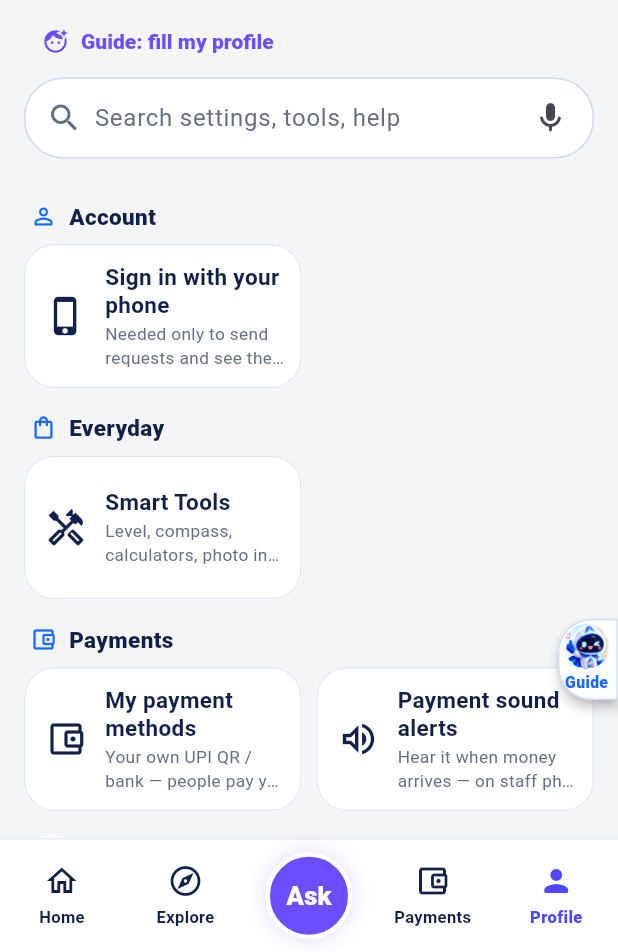
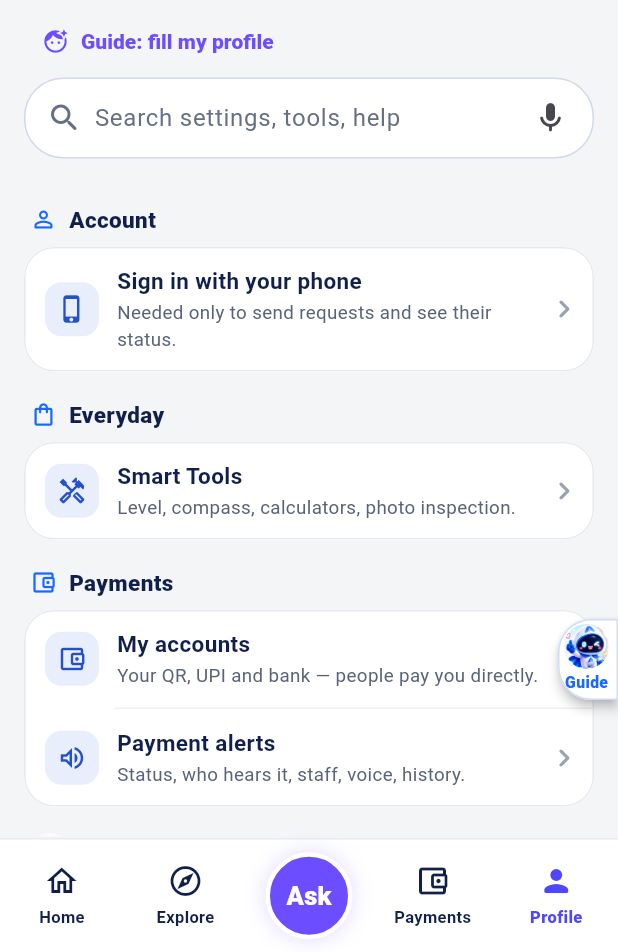
Before and after one commit to podx-bot/askodox, a Flutter app: the ProfileScreen screen opened by its route, on a phone screen of 412 x 824 dp, the part 284-1236 px from its top. Run offline on Flutter 3.47's test engine with Material 3 defaults, Android fonts, the phone set to English and light mode, and no system bars; our stand-ins replace file_picker, firebase_auth, firebase_core, firebase_messaging, flutter_blue_plus, flutter_map and 12 more; missing offline and left inert: firebase_app_installations, firebase_in_app_messaging, webview_flutter_android, zxing_lib; accounts and stored records are empty.

Commit message:
Pages in a flow: alert menu with one page per part; Profile as headed lists
- Payment alerts: the shop page is a short menu (setup prompt, then headed groups
  1 This phone / 2 Who hears it / 3 Settings / 4 History); each row opens its own page
  (/me/payment-alerts/:id/:view = status | who | staff | voice | bank | history). Only the
  menu page polls and speaks other phones' alerts.
- AskodoxNavSection (Profile, My Business, Plans, KYC, Radio): a heading + one card of
  full-width rows (icon, title, what opens, Guide, chevron) instead of the tile grid.
- Profile payment rows renamed My accounts / Payment alerts; help + tests updated.

Co-Authored-By: Claude Opus 5.5 <noreply@anthropic.com>
Claude-Session: https://claude.ai/code/session_01Cw1qeJ9NvXhm93ozgp2Txt

```diff
--- a/lib/features/guide/screen_help.dart
+++ b/lib/features/guide/screen_help.dart
@@ -291,22 +291,22 @@ const askodoxScreenHelp = <String, AskodoxScreenHelp>{
     'సిబ్బంది, ఎవరు వింటారు, వాయిస్, హిస్టరీ — అన్నీ షాప్ అలర్ట్ పేజీలోనే.',
   ]),
   '/me/payment-alerts/:id': _H('Payment alerts', 'పేమెంట్ అలర్ట్స్', [
-    'Status & tests: switch alerts on and press "Speaker test".',
-    'Who hears it: choose the people, add staff by mobile number and tick the roles that hear payments.',
-    'Voice & quiet time sets language, voice, speed, volume and night silence. "Payment history" opens the full list.',
+    'Do the setup card at the top first, one step at a time.',
+    'Each row opens its own page: 1 This phone, 2 Who hears it, 3 Settings, 4 History.',
+    'Big amounts: always check your bank app — a notification is not a bank confirmation.',
   ], [
-    'స్థితి & టెస్ట్: అలర్ట్స్ ఆన్ చేసి "స్పీకర్ టెస్ట్" నొక్కండి.',
-    'ఎవరు వింటారు: వినాల్సిన వారిని ఎంచుకోండి, మొబైల్ నంబర్‌తో సిబ్బందిని జోడించి, వినాల్సిన పాత్రలను టిక్ చేయండి.',
-    'వాయిస్ & సమయం లో భాష, గొంతు, వేగం, వాల్యూమ్, రాత్రి నిశ్శబ్దం. "పేమెంట్ హిస్టరీ" పూర్తి జాబితా తెరుస్తుంది.',
+    'ముందు పైన ఉన్న సెటప్ కార్డ్ ఒక్కో అడుగు పూర్తి చేయండి.',
+    'ప్రతి వరుస దాని పేజీ తెరుస్తుంది: 1 ఈ ఫోన్, 2 ఎవరు వింటారు, 3 సెట్టింగ్స్, 4 హిస్టరీ.',
+    'పెద్ద మొత్తాలు ఎప్పుడూ బ్యాంక్ యాప్‌లో చూసుకోండి — నోటిఫికేషన్ అంటే బ్యాంక్ నిర్ధారణ కాదు.',
   ]),
-  '/me/payment-alerts/:id/history': _H('Payment history', 'పేమెంట్ హిస్టరీ', [
-    'Every payment notification this shop\'s phones heard, newest first.',
-    'Search by amount, app or reference; the chips filter unverified, duplicates and bank-verified.',
-    'A notification is not a bank confirmation — check big amounts in your bank app. The share button copies the list.',
+  '/me/payment-alerts/:id/:view': _H('Payment alerts — one part', 'పేమెంట్ అలర్ట్స్ — ఒక భాగం', [
+    'This page is one part of Payment alerts; the back arrow returns to the list of parts.',
+    'Status & tests switches alerts on and tests the speaker; Who hears it and Staff choose the people.',
+    'Voice & quiet time sets the voice; Payment history lists every alert — a notification is not a bank confirmation.',
   ], [
-    'ఈ షాప్ ఫోన్లు విన్న ప్రతి పేమెంట్ నోటిఫికేషన్, కొత్తది ముందు.',
-    'మొత్తం, యాప్ లేదా రిఫరెన్స్‌తో వెతకండి; చిప్స్‌తో నిర్ధారించనివి, డూప్లికేట్, నిర్ధారించినవి వేరు చేయండి.',
-    'నోటిఫికేషన్ అంటే బ్యాంక్ నిర్ధారణ కాదు — పెద్ద మొత్తాలు బ్యాంక్ యాప్‌లో చూసుకోండి. షేర్ బటన్ జాబితాను కాపీ చేస్తుంది.',
+    'ఈ పేజీ పేమెంట్ అలర్ట్స్‌లో ఒక భాగం; వెనక బాణం భాగాల జాబితాకు తీసుకెళ్తుంది.',
+    'స్థితి & టెస్ట్ లో అలర్ట్స్ ఆన్ చేసి స్పీకర్ టెస్ట్ చేయండి; ఎవరు వింటారు, సిబ్బంది లో మనుషులను ఎంచుకోండి.',
+    'వాయిస్ & నిశ్శబ్ద సమయం లో గొంతు; పేమెంట్ హిస్టరీ లో అన్ని అలర్ట్స్ — నోటిఫికేషన్ అంటే బ్యాంక్ నిర్ధారణ కాదు.',
   ]),
   '/pos/:id/payment-alerts': _H('Payment voice alerts', 'పేమెంట్ వాయిస్ అలర్ట్స్', [
     'Turn on alerts for the shop, then "Turn on" notification access and switch ASKODOX on in Android settings.',
--- a/lib/features/profile/presentation/profile_screen.dart
+++ b/lib/features/profile/presentation/profile_screen.dart
@@ -311,13 +311,13 @@ class _ProfileScreenState extends ConsumerState<ProfileScreen> {
             title: t('Payments', 'పేమెంట్స్'),
             icon: Icons.account_balance_wallet_outlined,
             children: [
-              row('profile-payment-methods', 'me', Icons.account_balance_wallet_outlined, 'My payment methods',
-                  'నా పేమెంట్ పద్ధతులు', 'Your own UPI QR / bank — people pay you directly.',
-                  'మీ UPI QR / బ్యాంక్ — నేరుగా మీకే కడతారు.', () => context.push('/me/payment-methods'),
+              row('profile-payment-methods', 'me', Icons.account_balance_wallet_outlined, 'My accounts',
+                  'నా ఖాతాలు', 'Your QR, UPI and bank — people pay you directly.',
+                  'మీ QR, UPI, బ్యాంక్ — నేరుగా మీకే కడతారు.', () => context.push('/me/payment-methods'),
                   words: ['upi', 'qr', 'bank', 'payment', 'phonepe', 'gpay', 'paytm', 'పేమెంట్', 'బ్యాంక్']),
-              row('profile-payment-alerts', 'me', Icons.volume_up_outlined, 'Payment sound alerts',
-                  'పేమెంట్ సౌండ్ అలర్ట్', 'Hear it when money arrives — on staff phones too.',
-                  'డబ్బు పడగానే వినిపిస్తుంది — సిబ్బంది ఫోన్‌లలో కూడా.', () => context.push('/me/payment-alerts'),
+              row('profile-payment-alerts', 'me', Icons.volume_up_outlined, 'Payment alerts',
+                  'పేమెంట్ అలర్ట్స్', 'Status, who hears it, staff, voice, history.',
+                  'స్థితి, ఎవరు వింటారు, సిబ్బంది, వాయిస్, హిస్టరీ.', () => context.push('/me/payment-alerts'),
                   words: ['alert', 'sound', 'soundbox', 'staff', 'అలర్ట్', 'సౌండ్', 'సిబ్బంది']),
             ]),
       // Personal Finance: the Personal Tax Assistant (existing /intel/* screens) + the person's money records.
--- a/lib/shared/widgets/navigator_section.dart
+++ b/lib/shared/widgets/navigator_section.dart
@@ -8,11 +8,10 @@ import 'askodox_mascot.dart';
 /// Business, Listings and every nested page -- a small heading with an icon,
 /// then one rounded card of rows (no card per row, no tall empty gaps).
 ///
-/// Every [AskodoxNavRow] without a trailing control is drawn as a tile of the
-/// shared POS-dashboard look (2 columns, 3 on wide screens: icon + bold title +
-/// one line); any other child (switches, chips, rows with a value) stays a
-/// full-width list above the tiles. [grid] is kept for callers; both modes now
-/// draw the same tiles.
+/// Redesign 2026-11-13 (owner: "a heading, and what each tap opens must be clear"): every
+/// section is a heading + ONE white card of full-width rows -- icon, title, a line saying what
+/// opens, the row's Guide button and a chevron. The old 2-column tile grid is gone; [grid] is kept
+/// only so callers compile.
 class AskodoxNavSection extends StatelessWidget {
   const AskodoxNavSection(
       {super.key, required this.title, required this.icon, required this.children, this.grid = false, this.mascot});
@@ -32,85 +31,90 @@ class AskodoxNavSection extends StatelessWidget {
   Widget build(BuildContext context) {
     final rows = [for (final c in children) if (c is! SizedBox || c.child != null) c];
     if (rows.isEmpty) return const SizedBox.shrink();
-    if (grid || rows.any((r) => r is AskodoxNavRow && r.trailing == null)) return _gridSection(rows);
     return Padding(
-      padding: const EdgeInsets.only(top: 14),
-      child: Column(crossAxisAlignment: CrossAxisAlignment.start, children: [
+      padding: const EdgeInsets.only(top: 18),
+      child: Column(crossAxisAlignment: CrossAxisAlignment.stretch, children: [
         Padding(
-          padding: const EdgeInsets.fromLTRB(4, 0, 4, 6),
+          padding: const EdgeInsets.fromLTRB(4, 0, 4, 8),
           child: Row(children: [
-            Icon(icon, size: 18, color: accent),
+            if (mascot != null) AskodoxMascot(role: mascot!, size: 26) else Icon(icon, size: 18, color: accent),
             const SizedBox(width: 8),
-            Text(title, style: const TextStyle(color: ink, fontSize: 15, fontWeight: FontWeight.w900)),
+            Expanded(
+              child: Text(title, style: const TextStyle(color: ink, fontSize: 15, fontWeight: FontWeight.w900)),
+            ),
           ]),
         ),
-        DecoratedBox(
-          decoration: BoxDecoration(
+        Material(
           color: Colors.white,
-            borderRadius: BorderRadius.circular(16),
-            border: Border.all(color: const Color(0xFFE3E9F3)),
+          clipBehavior: Clip.antiAlias,
+          shape: RoundedRectangleBorder(
+            borderRadius: BorderRadius.circular(20),
+            side: const BorderSide(color: Color(0xFFE6E9EF)),
           ),
-          child: ClipRRect(
-            borderRadius: BorderRadius.circular(16),
-            child: Material(
-              type: MaterialType.transparency,
           child: Column(children: [
             for (final (i, row) in rows.indexed) ...[
-                  if (i > 0) const Divider(height: 1, indent: 52, color: Color(0xFFEEF2F7)),
-                  row,
+              if (i > 0) const Divider(height: 1, indent: 60, color: Color(0xFFEEF0F4)),
+              if (row is AskodoxNavRow && row.trailing == null) AskodoxNavListRow(row: row) else row,
             ],
           ]),
-            ),
-          ),
         ),
       ]),
     );
   }
 }
 
-extension on AskodoxNavSection {
-  Widget _gridSection(List<Widget> rows) {
-    final tiles = [for (final r in rows) if (r is AskodoxNavRow && r.trailing == null) r];
-    final others = [for (final r in rows) if (r is! AskodoxNavRow || r.trailing != null) r];
-    return Padding(
-      padding: const EdgeInsets.only(top: 16),
-      child: Column(crossAxisAlignment: CrossAxisAlignment.stretch, children: [
+/// A [AskodoxNavRow] drawn as a full-width row: icon, bold title, what opens (two lines), the
+/// Guide button (when the row has a walkthrough) and a chevron -- tap opens that page.
+class AskodoxNavListRow extends ConsumerWidget {
+  const AskodoxNavListRow({super.key, required this.row});
+  final AskodoxNavRow row;
+
+  @override
+  Widget build(BuildContext context, WidgetRef ref) {
+    final te = Localizations.maybeLocaleOf(context)?.languageCode == 'te';
+    final flow = row.guide == null ? null : askodoxGuideById(row.guide!);
+    return KeyedSubtree(
+      key: row.key,
+      child: InkWell(
+        onTap: row.onTap,
+        child: Padding(
+          padding: const EdgeInsets.fromLTRB(14, 12, 8, 12),
+          child: Row(children: [
+            Container(
+              width: 36,
+              height: 36,
+              decoration: BoxDecoration(color: const Color(0xFFE8EEFC), borderRadius: BorderRadius.circular(11)),
+              child: Icon(row.icon, color: const Color(0xFF2450C8), size: 20),
+            ),
+            const SizedBox(width: 12),
+            Expanded(
+              child: Column(crossAxisAlignment: CrossAxisAlignment.start, children: [
+                Text(row.title,
+                    style: const TextStyle(color: AskodoxNavSection.ink, fontWeight: FontWeight.w700, fontSize: 15)),
+                if (row.subtitle != null && row.subtitle!.isNotEmpty)
                   Padding(
-          padding: const EdgeInsets.fromLTRB(4, 0, 4, 8),
-          child: Row(children: [
-            if (mascot != null)
-              AskodoxMascot(role: mascot!, size: 30)
-            else
-              Icon(icon, size: 18, color: AskodoxNavSection.accent),
-            const SizedBox(width: 8),
-            Text(title, style: const TextStyle(color: AskodoxNavSection.ink, fontSize: 15, fontWeight: FontWeight.w900)),
+                    padding: const EdgeInsets.only(top: 2),
+                    child: Text(row.subtitle!,
+                        maxLines: 2,
+                        overflow: TextOverflow.ellipsis,
+                        style: const TextStyle(fontSize: 12.5, color: Color(0xFF5A6478))),
+                  ),
               ]),
             ),
-        if (others.isNotEmpty)
-          Padding(
-            padding: const EdgeInsets.only(bottom: 10),
-            child: DecoratedBox(
-              decoration: BoxDecoration(
-                color: Colors.white,
-                borderRadius: BorderRadius.circular(16),
-                border: Border.all(color: const Color(0xFFE3E9F3)),
-              ),
-              child: ClipRRect(
-                borderRadius: BorderRadius.circular(16),
-                child: Material(type: MaterialType.transparency, child: Column(children: others)),
+            if (flow != null)
+              Tooltip(
+                message: te ? 'గైడ్: ఇక్కడ ఏం చేయాలి' : 'Guide: what to do here',
+                child: InkResponse(
+                  key: ValueKey('askodoxTileGuide-${row.guide}'),
+                  radius: 20,
+                  onTap: () => ref.read(askodoxGuideProvider.notifier).start(flow),
+                  child: const Padding(padding: EdgeInsets.all(4), child: AskodoxMascot(size: 24)),
                 ),
               ),
+            const Icon(Icons.chevron_right_rounded, color: Color(0xFF98A2B3)),
+          ]),
         ),
-        if (tiles.isNotEmpty)
-          LayoutBuilder(builder: (context, box) {
-            final columns = box.maxWidth >= 720 ? 3 : 2;
-            const gap = 10.0;
-            final width = (box.maxWidth - gap * (columns - 1)) / columns;
-            return Wrap(spacing: gap, runSpacing: gap, children: [
-              for (final t in tiles) SizedBox(width: width, child: AskodoxNavTile(row: t)),
-            ]);
-          }),
-      ]),
+      ),
     );
   }
 }
```
Also changed, not shown: lib/features/pos/presentation/pos_payment_alerts_screen.dart (+101 -44 lines), lib/features/pos/presentation/pos_routes.dart (+4 -3 lines), 2 other files. Lines whose indentation alone changed are shown as unchanged.
